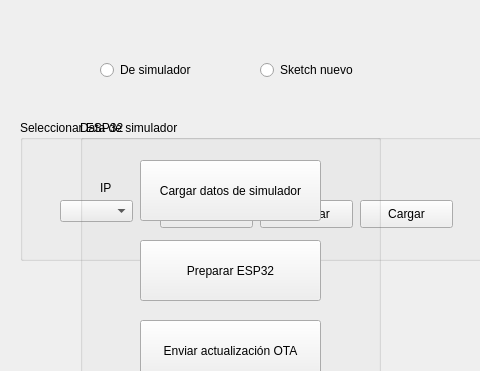
First picture: the form in src/ota_tab.ui, repository pu19249/robotat-gui, before the edit; both pictures show x 0 to 480 and y 0 to 371 of the 1122 by 714 pixel window.
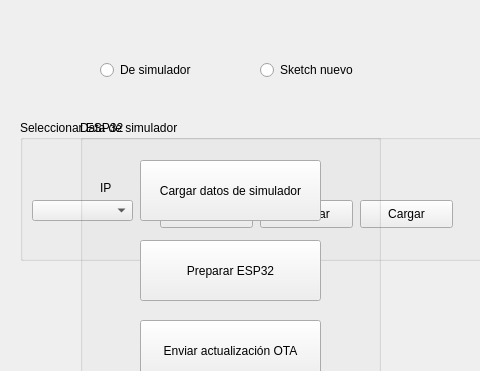
Second picture: the form after the edit.

```diff
--- a/src/ota_tab.ui
+++ b/src/ota_tab.ui
@@ -139,10 +139,10 @@
    <widget class="QComboBox" name="comboBox">
     <property name="geometry">
      <rect>
-      <x>40</x>
+      <x>12</x>
       <y>80</y>
-      <width>73</width>
-      <height>22</height>
+      <width>101</width>
+      <height>21</height>
      </rect>
     </property>
    </widget>
```
Left out of the diff: 8 changed lines with no effect on the pictures.
